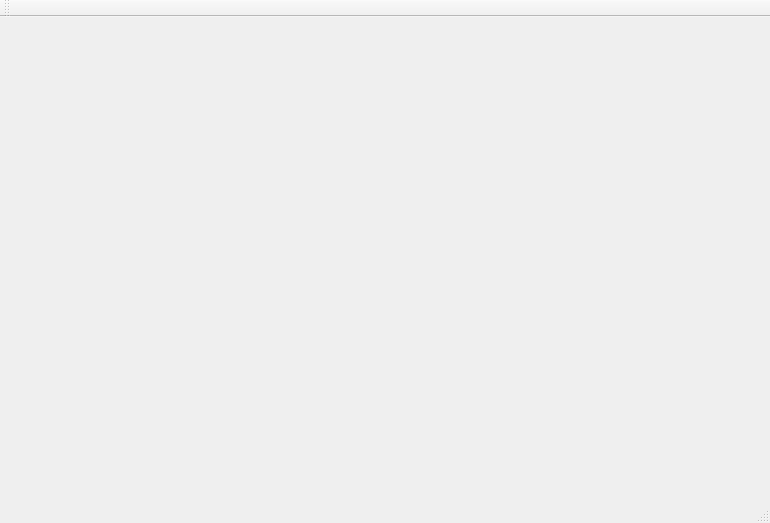
Qt form mainwindow.ui (Ivantyaj/QtPatternTwo) before a commit.
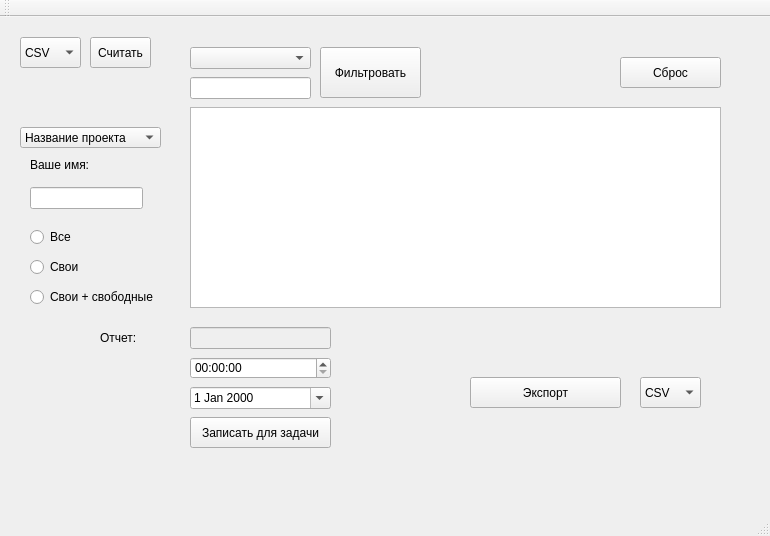
The same form after that commit.

What changed in the file:
```diff
--- a/mainwindow.ui
+++ b/mainwindow.ui
@@ -7,13 +7,280 @@
     <x>0</x>
     <y>0</y>
     <width>770</width>
-    <height>523</height>
+    <height>536</height>
    </rect>
   </property>
   <property name="windowTitle">
    <string>MainWindow</string>
   </property>
-  <widget class="QWidget" name="centralWidget"/>
+  <widget class="QWidget" name="centralWidget">
+   <widget class="QComboBox" name="comboBoxFile">
+    <property name="geometry">
+     <rect>
+      <x>20</x>
+      <y>20</y>
+      <width>61</width>
+      <height>31</height>
+     </rect>
+    </property>
+    <item>
+     <property name="text">
+      <string>CSV</string>
+     </property>
+    </item>
+    <item>
+     <property name="text">
+      <string>XML</string>
+     </property>
+    </item>
+   </widget>
+   <widget class="QPushButton" name="pushButtonRead">
+    <property name="geometry">
+     <rect>
+      <x>90</x>
+      <y>20</y>
+      <width>61</width>
+      <height>31</height>
+     </rect>
+    </property>
+    <property name="text">
+     <string>Считать</string>
+    </property>
+   </widget>
+   <widget class="QLabel" name="label">
+    <property name="geometry">
+     <rect>
+      <x>100</x>
+      <y>310</y>
+      <width>81</width>
+      <height>21</height>
+     </rect>
+    </property>
+    <property name="text">
+     <string>Отчет:</string>
+    </property>
+   </widget>
+   <widget class="QComboBox" name="comboBox">
+    <property name="geometry">
+     <rect>
+      <x>20</x>
+      <y>110</y>
+      <width>141</width>
+      <height>21</height>
+     </rect>
+    </property>
+    <item>
+     <property name="text">
+      <string>Название проекта</string>
+     </property>
+    </item>
+    <item>
+     <property name="text">
+      <string>ID задачи</string>
+     </property>
+    </item>
+   </widget>
+   <widget class="QLineEdit" name="lineEditName">
+    <property name="geometry">
+     <rect>
+      <x>30</x>
+      <y>170</y>
+      <width>113</width>
+      <height>22</height>
+     </rect>
+    </property>
+   </widget>
+   <widget class="QLabel" name="label_2">
+    <property name="geometry">
+     <rect>
+      <x>30</x>
+      <y>140</y>
+      <width>71</width>
+      <height>16</height>
+     </rect>
+    </property>
+    <property name="text">
+     <string>Ваше имя:</string>
+    </property>
+   </widget>
+   <widget class="QRadioButton" name="radioButtonAll">
+    <property name="geometry">
+     <rect>
+      <x>30</x>
+      <y>210</y>
+      <width>95</width>
+      <height>20</height>
+     </rect>
+    </property>
+    <property name="text">
+     <string>Все</string>
+    </property>
+   </widget>
+   <widget class="QRadioButton" name="radioButtonMy">
+    <property name="geometry">
+     <rect>
+      <x>30</x>
+      <y>240</y>
+      <width>95</width>
+      <height>20</height>
+     </rect>
+    </property>
+    <property name="text">
+     <string>Свои</string>
+    </property>
+   </widget>
+   <widget class="QRadioButton" name="radioButtonMyNot">
+    <property name="geometry">
+     <rect>
+      <x>30</x>
+      <y>270</y>
+      <width>141</width>
+      <height>20</height>
+     </rect>
+    </property>
+    <property name="text">
+     <string>Свои + свободные</string>
+    </property>
+   </widget>
+   <widget class="QDateEdit" name="dateEdit">
+    <property name="geometry">
+     <rect>
+      <x>190</x>
+      <y>370</y>
+      <width>141</width>
+      <height>22</height>
+     </rect>
+    </property>
+    <property name="calendarPopup">
+     <bool>true</bool>
+    </property>
+   </widget>
+   <widget class="QTimeEdit" name="timeEdit">
+    <property name="geometry">
+     <rect>
+      <x>190</x>
+      <y>340</y>
+      <width>141</width>
+      <height>22</height>
+     </rect>
+    </property>
+   </widget>
+   <widget class="QTableView" name="tableView">
+    <property name="geometry">
+     <rect>
+      <x>190</x>
+      <y>90</y>
+      <width>531</width>
+      <height>201</height>
+     </rect>
+    </property>
+   </widget>
+   <widget class="QPushButton" name="pushButtonSaveTask">
+    <property name="geometry">
+     <rect>
+      <x>190</x>
+      <y>400</y>
+      <width>141</width>
+      <height>31</height>
+     </rect>
+    </property>
+    <property name="text">
+     <string>Записать для задачи</string>
+    </property>
+   </widget>
+   <widget class="QPushButton" name="pushButtonExport">
+    <property name="geometry">
+     <rect>
+      <x>470</x>
+      <y>360</y>
+      <width>151</width>
+      <height>31</height>
+     </rect>
+    </property>
+    <property name="text">
+     <string>Экспорт</string>
+    </property>
+   </widget>
+   <widget class="QLineEdit" name="lineEditTaskName">
+    <property name="enabled">
+     <bool>false</bool>
+    </property>
+    <property name="geometry">
+     <rect>
+      <x>190</x>
+      <y>310</y>
+      <width>141</width>
+      <height>22</height>
+     </rect>
+    </property>
+   </widget>
+   <widget class="QComboBox" name="comboBoxFilter">
+    <property name="geometry">
+     <rect>
+      <x>190</x>
+      <y>30</y>
+      <width>121</width>
+      <height>22</height>
+     </rect>
+    </property>
+   </widget>
+   <widget class="QPushButton" name="pushButtonClear">
+    <property name="geometry">
+     <rect>
+      <x>620</x>
+      <y>40</y>
+      <width>101</width>
+      <height>31</height>
+     </rect>
+    </property>
+    <property name="text">
+     <string>Сброс</string>
+    </property>
+   </widget>
+   <widget class="QPushButton" name="pushButton">
+    <property name="geometry">
+     <rect>
+      <x>320</x>
+      <y>30</y>
+      <width>101</width>
+      <height>51</height>
+     </rect>
+    </property>
+    <property name="text">
+     <string>Фильтровать</string>
+    </property>
+   </widget>
+   <widget class="QLineEdit" name="lineEditFilter">
+    <property name="geometry">
+     <rect>
+      <x>190</x>
+      <y>60</y>
+      <width>121</width>
+      <height>22</height>
+     </rect>
+    </property>
+   </widget>
+   <widget class="QComboBox" name="comboBoxFileExport">
+    <property name="geometry">
+     <rect>
+      <x>640</x>
+      <y>360</y>
+      <width>61</width>
+      <height>31</height>
+     </rect>
+    </property>
+    <item>
+     <property name="text">
+      <string>CSV</string>
+     </property>
+    </item>
+    <item>
+     <property name="text">
+      <string>XML</string>
+     </property>
+    </item>
+   </widget>
+  </widget>
   <widget class="QMenuBar" name="menuBar">
    <property name="geometry">
     <rect>
```
